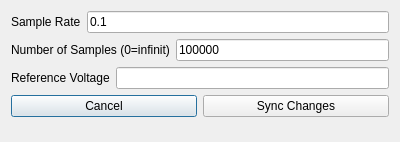
First picture: the form in experimentconfig.ui, repository yobson/Exoplanet-Simulation, before the edit.
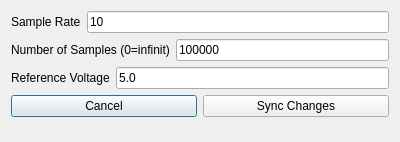
Second picture: the form after the edit. Icons and pictures are not drawn.

The edit to the form file:
```diff
--- a/experimentconfig.ui
+++ b/experimentconfig.ui
@@ -30,7 +30,7 @@
      <item>
       <widget class="QLineEdit" name="SampleRate">
        <property name="text">
-        <string>0.1</string>
+        <string>10</string>
        </property>
       </widget>
      </item>
@@ -64,7 +64,11 @@
       </widget>
      </item>
      <item>
-      <widget class="QLineEdit" name="voltage"/>
+      <widget class="QLineEdit" name="voltage">
+       <property name="text">
+        <string>5.0</string>
+       </property>
+      </widget>
      </item>
     </layout>
    </item>
```
